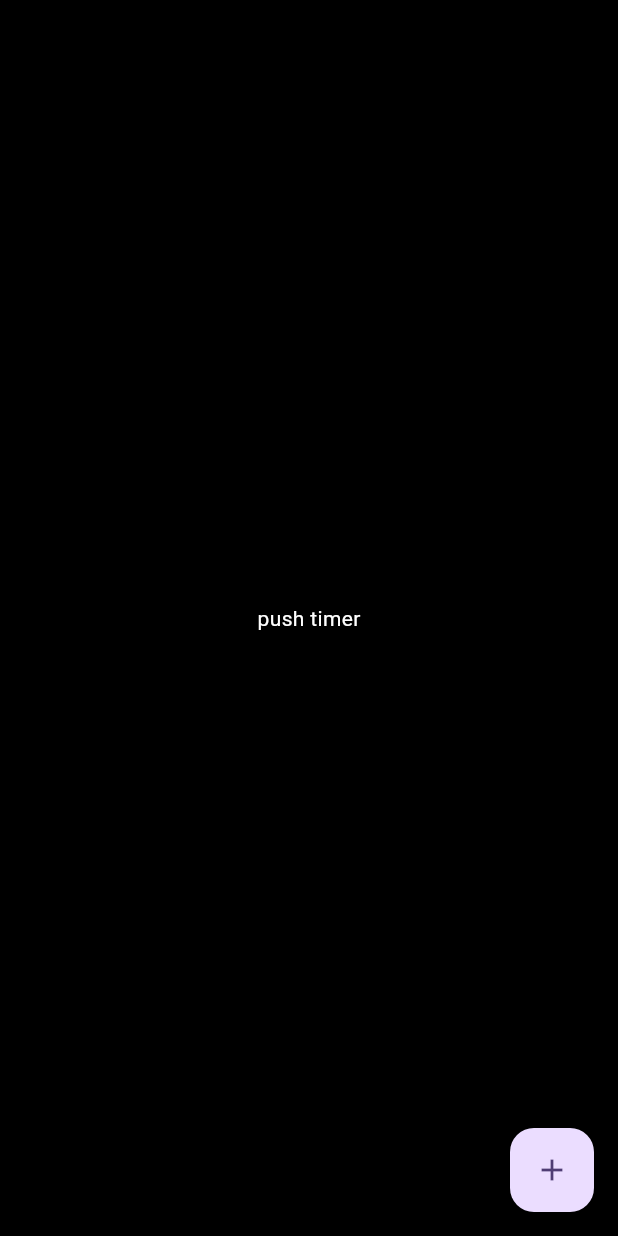
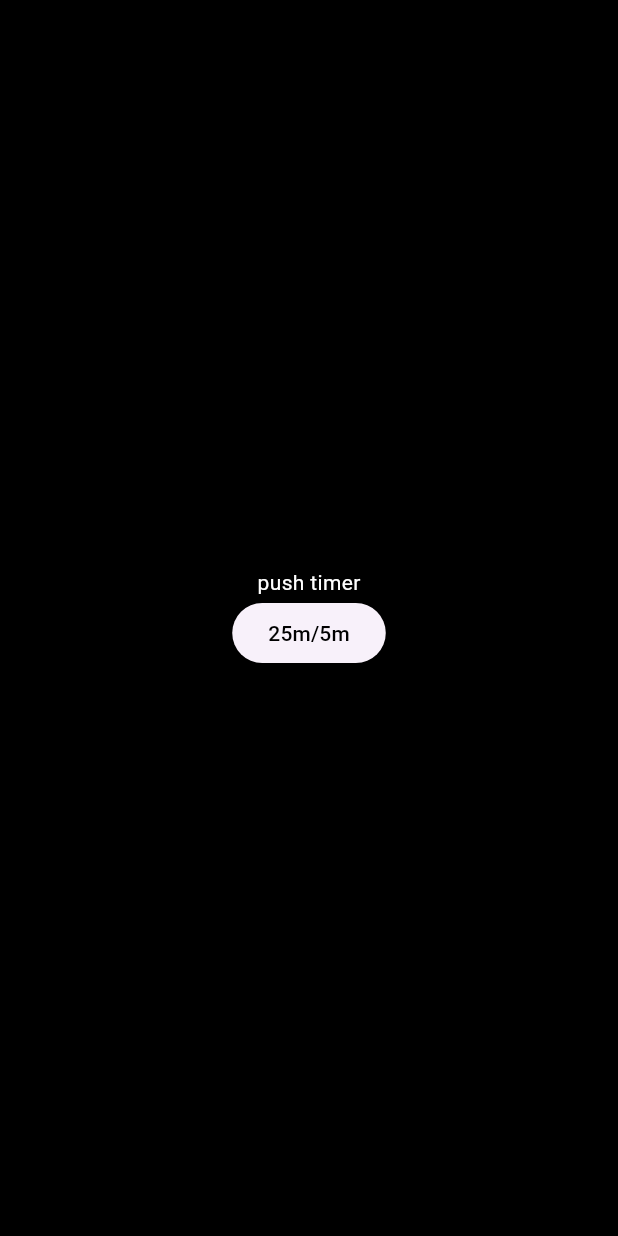
Before and after one commit to RyoyaKurihara/watch_timer, a Flutter app: the screen it shows after launch, on a phone screen of 412 x 824 dp. Run offline on Flutter 3.47's test engine with Material 2 defaults, Android fonts, the phone set to English and light mode, and no system bars.

Commit message:
25m/5m部分まで完成

```diff
--- a/lib/count_timer_page.dart
+++ b/lib/count_timer_page.dart
@@ -9,8 +9,8 @@ class CountTimerPage extends StatefulWidget {
 }
 
 class CountTimerPageState extends State<CountTimerPage>{
-  int focusTime = 10;
-  int breakTime = 10;
+  int focusTime = 25 * 60;
+  int breakTime = 5 * 60;
 
   int focusTimeCount = 0;
   int breakTimeCount = 0;
@@ -24,6 +24,7 @@ class CountTimerPageState extends State<CountTimerPage>{
     // setState(() {});
   }
 
+  @override
   void initState(){
     super.initState();
     Timer.periodic(const Duration(seconds: 1), (Timer timer) {
--- a/lib/main.dart
+++ b/lib/main.dart
@@ -30,29 +30,29 @@ class MyHomePage extends StatefulWidget {
 }
 
 class _MyHomePageState extends State<MyHomePage> {
-
   @override
   Widget build(BuildContext context) {
     return Scaffold(
       backgroundColor: Colors.black,
-      body: const Center(
+      body: Center(
         child: Column(
           mainAxisAlignment: MainAxisAlignment.center,
           children: <Widget>[
-            Text(
+            const Text(
               "push timer",
               style: TextStyle(color: Colors.white),
             ),
+            ElevatedButton(
+                onPressed: () {
+                  Navigator.of(context).push(MaterialPageRoute(builder: (context) => const CountTimerPage()));
+                },
+                child: const Text(
+                  '25m/5m',
+                  style: TextStyle(color: Colors.black),
+                ))
           ],
         ),
       ),
-      floatingActionButton: FloatingActionButton(
-        onPressed: (){
-          Navigator.of(context).push( MaterialPageRoute(builder: (context) => const CountTimerPage()));
-        },
-        tooltip: '10s/10s',
-        child: const Icon(Icons.add),
-      ), // This trailing comma makes auto-formatting nicer for build methods.
     );
   }
 }
```
